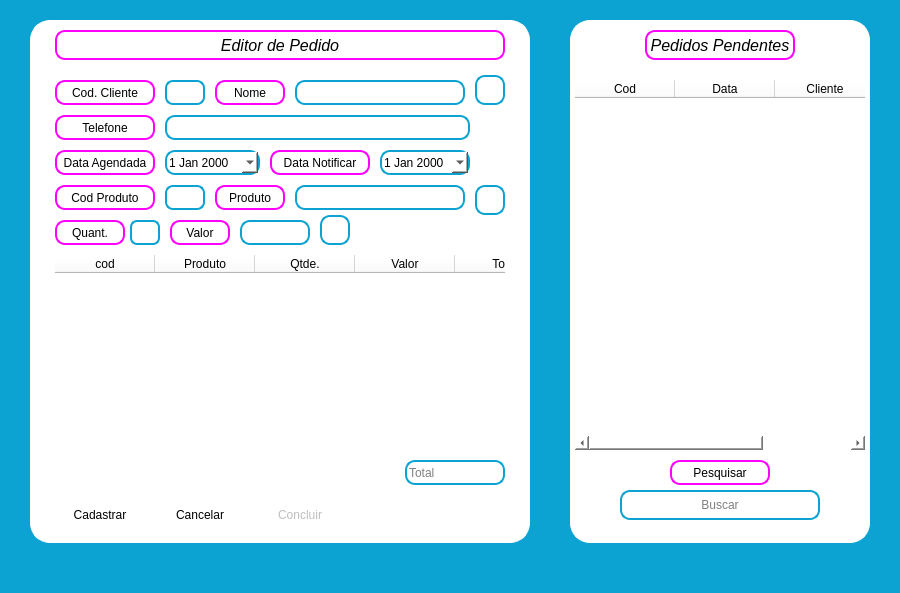
Above: Views/pedidos.ui from joaovilker/PDV before the change. Below: the same form after it.
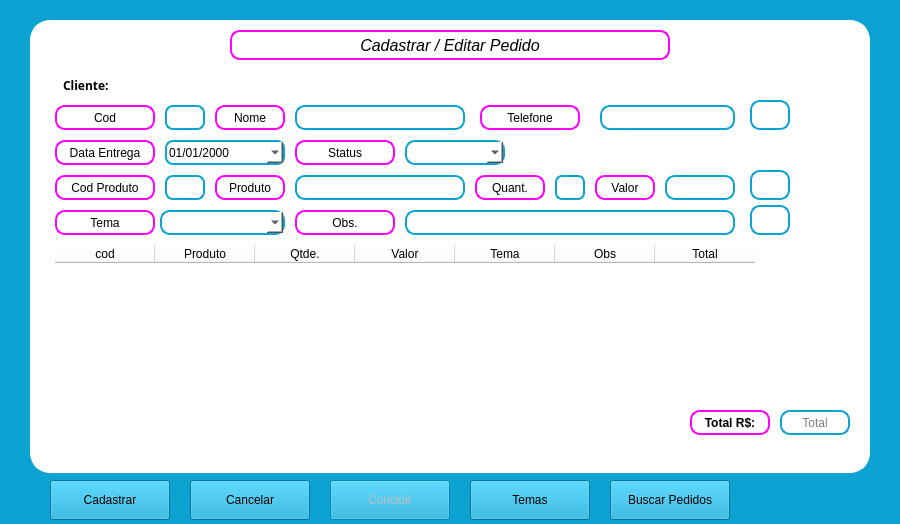
That is the form after the change. Icons and pictures are not drawn.

Commit message: Secao Pedidos

```diff
--- a/Views/pedidos.ui
+++ b/Views/pedidos.ui
@@ -7,7 +7,7 @@
     <x>0</x>
     <y>0</y>
     <width>900</width>
-    <height>593</height>
+    <height>524</height>
    </rect>
   </property>
   <property name="font">
@@ -33,7 +33,7 @@
      <x>0</x>
      <y>0</y>
      <width>900</width>
-     <height>593</height>
+     <height>524</height>
     </rect>
    </property>
    <property name="styleSheet">
@@ -50,8 +50,8 @@
      <rect>
       <x>30</x>
       <y>20</y>
-      <width>500</width>
-      <height>523</height>
+      <width>840</width>
+      <height>453</height>
      </rect>
     </property>
     <property name="styleSheet">
@@ -69,9 +69,9 @@
     <widget class="QLabel" name="lb_agendar_pedido">
      <property name="geometry">
       <rect>
-       <x>25</x>
+       <x>200</x>
        <y>10</y>
-       <width>450</width>
+       <width>440</width>
        <height>30</height>
       </rect>
      </property>
@@ -93,7 +93,7 @@
 color: #000</string>
      </property>
      <property name="text">
-      <string>Editor de Pedido</string>
+      <string>Cadastrar / Editar Pedido</string>
      </property>
      <property name="alignment">
       <set>Qt::AlignCenter</set>
@@ -103,7 +103,7 @@
      <property name="geometry">
       <rect>
        <x>25</x>
-       <y>60</y>
+       <y>85</y>
        <width>100</width>
        <height>25</height>
       </rect>
@@ -121,7 +121,7 @@
 color: #000</string>
      </property>
      <property name="text">
-      <string>Cod. Cliente</string>
+      <string>Cod</string>
      </property>
      <property name="alignment">
       <set>Qt::AlignCenter</set>
@@ -131,7 +131,7 @@
      <property name="geometry">
       <rect>
        <x>135</x>
-       <y>60</y>
+       <y>85</y>
        <width>40</width>
        <height>25</height>
       </rect>
@@ -152,9 +152,9 @@
     <widget class="QPushButton" name="bt_pedido_localizar_cliente">
      <property name="geometry">
       <rect>
-       <x>445</x>
-       <y>55</y>
-       <width>30</width>
+       <x>720</x>
+       <y>80</y>
+       <width>40</width>
        <height>30</height>
       </rect>
      </property>
@@ -178,8 +178,8 @@
     <widget class="QLabel" name="lb_telefone_pedido">
      <property name="geometry">
       <rect>
-       <x>25</x>
-       <y>95</y>
+       <x>450</x>
+       <y>85</y>
        <width>100</width>
        <height>25</height>
       </rect>
@@ -206,9 +206,9 @@
     <widget class="QLineEdit" name="tx_pedido_telefone">
      <property name="geometry">
       <rect>
-       <x>135</x>
-       <y>95</y>
-       <width>305</width>
+       <x>570</x>
+       <y>85</y>
+       <width>135</width>
        <height>25</height>
       </rect>
      </property>
@@ -232,7 +232,7 @@
      <property name="geometry">
       <rect>
        <x>25</x>
-       <y>165</y>
+       <y>155</y>
        <width>100</width>
        <height>25</height>
       </rect>
@@ -257,11 +257,14 @@
      </property>
     </widget>
     <widget class="QPushButton" name="bt_pedido_add_produto">
+     <property name="enabled">
+      <bool>false</bool>
+     </property>
      <property name="geometry">
       <rect>
-       <x>290</x>
-       <y>195</y>
-       <width>30</width>
+       <x>720</x>
+       <y>185</y>
+       <width>40</width>
        <height>30</height>
       </rect>
      </property>
@@ -285,8 +288,8 @@
     <widget class="QLabel" name="lb_produto_quantidade">
      <property name="geometry">
       <rect>
-       <x>25</x>
-       <y>200</y>
+       <x>445</x>
+       <y>155</y>
        <width>70</width>
        <height>25</height>
       </rect>
@@ -316,8 +319,8 @@
      </property>
      <property name="geometry">
       <rect>
-       <x>100</x>
-       <y>200</y>
+       <x>525</x>
+       <y>155</y>
        <width>30</width>
        <height>25</height>
       </rect>
@@ -335,67 +338,11 @@
 color: #000</string>
      </property>
     </widget>
-    <widget class="QLabel" name="lb_produto_quantidade_2">
-     <property name="geometry">
-      <rect>
-       <x>25</x>
-       <y>130</y>
-       <width>100</width>
-       <height>25</height>
-      </rect>
-     </property>
-     <property name="font">
-      <font>
-       <family>Arial</family>
-      </font>
-     </property>
-     <property name="styleSheet">
-      <string notr="true">color: #FFF;
-border: 2px solid #ff00ff;
-border-radius:10px;
-background: #FFF;
-color: #000</string>
-     </property>
-     <property name="text">
-      <string>Data Agendada</string>
-     </property>
-     <property name="alignment">
-      <set>Qt::AlignCenter</set>
-     </property>
-    </widget>
-    <widget class="QDateEdit" name="tx_data_pedido">
-     <property name="geometry">
-      <rect>
-       <x>135</x>
-       <y>130</y>
-       <width>95</width>
-       <height>25</height>
-      </rect>
-     </property>
-     <property name="font">
-      <font>
-       <family>Segoe UI</family>
-      </font>
-     </property>
-     <property name="focusPolicy">
-      <enum>Qt::NoFocus</enum>
-     </property>
-     <property name="styleSheet">
-      <string notr="true">color: #FFF;
-border: 2px solid #0CA3D2;
-border-radius:10px;
-background: #FFF;
-color: #000</string>
-     </property>
-     <property name="calendarPopup">
-      <bool>true</bool>
-     </property>
-    </widget>
     <widget class="QLabel" name="lb_produto_quantidade_3">
      <property name="geometry">
       <rect>
-       <x>140</x>
-       <y>200</y>
+       <x>565</x>
+       <y>155</y>
        <width>60</width>
        <height>25</height>
       </rect>
@@ -422,8 +369,8 @@
     <widget class="QLineEdit" name="tx_pedido_valor_produto">
      <property name="geometry">
       <rect>
-       <x>210</x>
-       <y>200</y>
+       <x>635</x>
+       <y>155</y>
        <width>70</width>
        <height>25</height>
       </rect>
@@ -445,11 +392,17 @@
      <property name="geometry">
       <rect>
        <x>25</x>
-       <y>235</y>
-       <width>450</width>
-       <height>200</height>
+       <y>225</y>
+       <width>790</width>
+       <height>150</height>
       </rect>
      </property>
+     <property name="font">
+      <font>
+       <family>Segoe UI</family>
+       <pointsize>8</pointsize>
+      </font>
+     </property>
      <property name="styleSheet">
       <string notr="true">background: #FFF; border: none; border-radius: 0</string>
      </property>
@@ -494,130 +447,27 @@
        <string>Valor</string>
       </property>
      </column>
+     <column>
+      <property name="text">
+       <string>Tema</string>
+      </property>
+     </column>
+     <column>
+      <property name="text">
+       <string>Obs</string>
+      </property>
+     </column>
      <column>
       <property name="text">
        <string>Total</string>
       </property>
      </column>
     </widget>
-    <widget class="QPushButton" name="bt_cadastrar_pedido">
-     <property name="geometry">
-      <rect>
-       <x>25</x>
-       <y>480</y>
-       <width>90</width>
-       <height>30</height>
-      </rect>
-     </property>
-     <property name="font">
-      <font>
-       <family>Segoe UI</family>
-      </font>
-     </property>
-     <property name="text">
-      <string>Cadastrar</string>
-     </property>
-    </widget>
-    <widget class="QPushButton" name="bt_cancelar_pedido">
-     <property name="geometry">
-      <rect>
-       <x>125</x>
-       <y>480</y>
-       <width>90</width>
-       <height>30</height>
-      </rect>
-     </property>
-     <property name="font">
-      <font>
-       <family>Segoe UI</family>
-      </font>
-     </property>
-     <property name="text">
-      <string>Cancelar</string>
-     </property>
-    </widget>
-    <widget class="QLabel" name="lb_produto_quantidade_4">
-     <property name="geometry">
-      <rect>
-       <x>240</x>
-       <y>130</y>
-       <width>100</width>
-       <height>25</height>
-      </rect>
-     </property>
-     <property name="font">
-      <font>
-       <family>Arial</family>
-      </font>
-     </property>
-     <property name="styleSheet">
-      <string notr="true">color: #FFF;
-border: 2px solid #ff00ff;
-border-radius:10px;
-background: #FFF;
-color: #000</string>
-     </property>
-     <property name="text">
-      <string>Data Notificar</string>
-     </property>
-     <property name="alignment">
-      <set>Qt::AlignCenter</set>
-     </property>
-    </widget>
-    <widget class="QDateEdit" name="tx_data_notificacao">
-     <property name="geometry">
-      <rect>
-       <x>350</x>
-       <y>130</y>
-       <width>90</width>
-       <height>25</height>
-      </rect>
-     </property>
-     <property name="font">
-      <font>
-       <family>Segoe UI</family>
-      </font>
-     </property>
-     <property name="focusPolicy">
-      <enum>Qt::NoFocus</enum>
-     </property>
-     <property name="styleSheet">
-      <string notr="true">color: #FFF;
-border: 2px solid #0CA3D2;
-border-radius:10px;
-background: #FFF;
-color: #000</string>
-     </property>
-     <property name="calendarPopup">
-      <bool>true</bool>
-     </property>
-    </widget>
-    <widget class="QPushButton" name="bt_concluir_pedido">
-     <property name="enabled">
-      <bool>false</bool>
-     </property>
-     <property name="geometry">
-      <rect>
-       <x>225</x>
-       <y>480</y>
-       <width>90</width>
-       <height>30</height>
-      </rect>
-     </property>
-     <property name="font">
-      <font>
-       <family>Segoe UI</family>
-      </font>
-     </property>
-     <property name="text">
-      <string>Concluir</string>
-     </property>
-    </widget>
     <widget class="QLabel" name="lb_cliente_pedido_2">
      <property name="geometry">
       <rect>
        <x>185</x>
-       <y>60</y>
+       <y>85</y>
        <width>70</width>
        <height>25</height>
       </rect>
@@ -645,7 +495,7 @@
      <property name="geometry">
       <rect>
        <x>265</x>
-       <y>60</y>
+       <y>85</y>
        <width>170</width>
        <height>25</height>
       </rect>
@@ -673,7 +523,7 @@
      <property name="geometry">
       <rect>
        <x>135</x>
-       <y>165</y>
+       <y>155</y>
        <width>40</width>
        <height>25</height>
       </rect>
@@ -698,7 +548,7 @@
      <property name="geometry">
       <rect>
        <x>185</x>
-       <y>165</y>
+       <y>155</y>
        <width>70</width>
        <height>25</height>
       </rect>
@@ -728,9 +578,9 @@
      </property>
      <property name="geometry">
       <rect>
-       <x>445</x>
-       <y>165</y>
-       <width>30</width>
+       <x>720</x>
+       <y>150</y>
+       <width>40</width>
        <height>30</height>
       </rect>
      </property>
@@ -755,7 +605,7 @@
      <property name="geometry">
       <rect>
        <x>265</x>
-       <y>165</y>
+       <y>155</y>
        <width>170</width>
        <height>25</height>
       </rect>
@@ -779,15 +629,17 @@
     <widget class="QLineEdit" name="tx_total_pedido">
      <property name="geometry">
       <rect>
-       <x>375</x>
-       <y>440</y>
-       <width>100</width>
+       <x>750</x>
+       <y>390</y>
+       <width>70</width>
        <height>25</height>
       </rect>
      </property>
      <property name="font">
       <font>
        <family>Segoe UI</family>
+       <weight>50</weight>
+       <bold>false</bold>
       </font>
      </property>
      <property name="styleSheet">
@@ -797,6 +649,12 @@
 background: #FFF;
 color: #000</string>
      </property>
+     <property name="text">
+      <string/>
+     </property>
+     <property name="alignment">
+      <set>Qt::AlignCenter</set>
+     </property>
      <property name="readOnly">
       <bool>true</bool>
      </property>
@@ -804,44 +662,20 @@
       <string>Total</string>
      </property>
     </widget>
-   </widget>
-   <widget class="QFrame" name="ct_frame_pedidos_pendente">
-    <property name="geometry">
-     <rect>
-      <x>570</x>
-      <y>20</y>
-      <width>300</width>
-      <height>523</height>
-     </rect>
-    </property>
-    <property name="styleSheet">
-     <string notr="true">background: #FFF;
-border: 2px solid #fff;
-border-radius: 20px;</string>
-    </property>
-    <property name="frameShape">
-     <enum>QFrame::StyledPanel</enum>
-    </property>
-    <property name="frameShadow">
-     <enum>QFrame::Raised</enum>
-    </property>
-    <widget class="QLabel" name="lb_pedidos_agendados">
+    <widget class="QLabel" name="lb_produto_quantidade_5">
      <property name="geometry">
       <rect>
-       <x>75</x>
-       <y>10</y>
-       <width>150</width>
-       <height>30</height>
+       <x>660</x>
+       <y>390</y>
+       <width>80</width>
+       <height>25</height>
       </rect>
      </property>
      <property name="font">
       <font>
-       <family>Segoe UI</family>
-       <pointsize>12</pointsize>
-       <weight>50</weight>
-       <italic>true</italic>
-       <bold>false</bold>
-       <underline>false</underline>
+       <family>Arial</family>
+       <weight>75</weight>
+       <bold>true</bold>
       </font>
      </property>
      <property name="styleSheet">
@@ -852,58 +686,126 @@
 color: #000</string>
      </property>
      <property name="text">
-      <string>Pedidos Pendentes</string>
+      <string>Total R$:</string>
      </property>
      <property name="alignment">
       <set>Qt::AlignCenter</set>
      </property>
     </widget>
-    <widget class="QTableWidget" name="tabela_pedidos">
+    <widget class="QLabel" name="lb_dados">
      <property name="geometry">
       <rect>
-       <x>5</x>
-       <y>60</y>
-       <width>290</width>
-       <height>370</height>
+       <x>25</x>
+       <y>55</y>
+       <width>80</width>
+       <height>20</height>
       </rect>
      </property>
      <property name="font">
       <font>
-       <family>Segoe UI</family>
+       <family>Segoe Print</family>
+       <weight>75</weight>
+       <bold>true</bold>
       </font>
      </property>
+     <property name="text">
+      <string>Cliente:</string>
+     </property>
+    </widget>
+    <widget class="QLabel" name="lb_produto_pedido_2">
+     <property name="geometry">
+      <rect>
+       <x>25</x>
+       <y>190</y>
+       <width>100</width>
+       <height>25</height>
+      </rect>
+     </property>
+     <property name="font">
+      <font>
+       <family>Arial</family>
+      </font>
+     </property>
      <property name="styleSheet">
-      <string notr="true">background: #FFF; border: none; border-radius: 0</string>
+      <string notr="true">color: #FFF;
+border: 2px solid #ff00ff;
+border-radius:10px;
+background: #FFF;
+color: #000</string>
      </property>
-     <property name="editTriggers">
-      <set>QAbstractItemView::NoEditTriggers</set>
+     <property name="text">
+      <string>Tema</string>
      </property>
-     <attribute name="verticalHeaderVisible">
+     <property name="alignment">
+      <set>Qt::AlignCenter</set>
+     </property>
+    </widget>
+    <widget class="QLabel" name="lb_produto_pedido_3">
+     <property name="geometry">
+      <rect>
+       <x>265</x>
+       <y>190</y>
+       <width>100</width>
+       <height>25</height>
+      </rect>
+     </property>
+     <property name="font">
+      <font>
+       <family>Arial</family>
+      </font>
+     </property>
+     <property name="styleSheet">
+      <string notr="true">color: #FFF;
+border: 2px solid #ff00ff;
+border-radius:10px;
+background: #FFF;
+color: #000</string>
+     </property>
+     <property name="text">
+      <string>Obs.</string>
+     </property>
+     <property name="alignment">
+      <set>Qt::AlignCenter</set>
+     </property>
+    </widget>
+    <widget class="QLineEdit" name="tx_obs">
+     <property name="geometry">
+      <rect>
+       <x>375</x>
+       <y>190</y>
+       <width>330</width>
+       <height>25</height>
+      </rect>
+     </property>
+     <property name="font">
+      <font>
+       <family>Segoe UI</family>
+      </font>
+     </property>
+     <property name="focusPolicy">
+      <enum>Qt::NoFocus</enum>
+     </property>
+     <property name="styleSheet">
+      <string notr="true">color: #FFF;
+border: 2px solid #0CA3D2;
+border-radius:10px;
+background: #FFF;
+color: #000</string>
+     </property>
+     <property name="frame">
       <bool>false</bool>
-     </attribute>
-     <column>
-      <property name="text">
-       <string>Cod</string>
-      </property>
-     </column>
-     <column>
-      <property name="text">
-       <string>Data</string>
-      </property>
-     </column>
-     <column>
-      <property name="text">
-       <string>Cliente</string>
-      </property>
-     </column>
+     </property>
+     <property name="readOnly">
+      <bool>true</bool>
+     </property>
     </widget>
-    <widget class="QLineEdit" name="tx_buscar_pedidos">
+    <widget class="QComboBox" name="tx_tema">
      <property name="geometry">
       <rect>
-       <x>50</x>
-       <y>470</y>
-       <width>200</width>
-       <height>30</height>
+       <x>130</x>
+       <y>190</y>
+       <width>125</width>
+       <height>25</height>
       </rect>
      </property>
      <property name="styleSheet">
@@ -913,18 +815,72 @@
 background: #FFF;
 color: #000</string>
      </property>
+     <property name="editable">
+      <bool>true</bool>
+     </property>
+     <property name="frame">
+      <bool>false</bool>
+     </property>
+    </widget>
+    <widget class="QLabel" name="lb_cliente_pedido_4">
+     <property name="geometry">
+      <rect>
+       <x>25</x>
+       <y>120</y>
+       <width>100</width>
+       <height>25</height>
+      </rect>
+     </property>
+     <property name="font">
+      <font>
+       <family>Arial</family>
+      </font>
+     </property>
+     <property name="styleSheet">
+      <string notr="true">color: #FFF;
+border: 2px solid #ff00ff;
+border-radius:10px;
+background: #FFF;
+color: #000</string>
+     </property>
+     <property name="text">
+      <string>Data Entrega</string>
+     </property>
      <property name="alignment">
       <set>Qt::AlignCenter</set>
      </property>
-     <property name="placeholderText">
-      <string>Buscar</string>
+    </widget>
+    <widget class="QDateEdit" name="tx_data_entrega">
+     <property name="geometry">
+      <rect>
+       <x>135</x>
+       <y>120</y>
+       <width>120</width>
+       <height>25</height>
+      </rect>
      </property>
+     <property name="styleSheet">
+      <string notr="true">color: #FFF;
+border: 2px solid #0CA3D2;
+border-radius:8px;
+background: #FFF;
+color: #000</string>
+     </property>
+     <property name="frame">
+      <bool>false</bool>
+     </property>
+     <property name="displayFormat">
+      <string notr="true">dd/MM/yyyy</string>
+     </property>
+     <property name="calendarPopup">
+      <bool>true</bool>
+     </property>
     </widget>
-    <widget class="QLabel" name="label_buscar_tarefa">
+    <widget class="QLabel" name="lb_cliente_pedido_5">
      <property name="geometry">
       <rect>
-       <x>100</x>
-       <y>440</y>
+       <x>265</x>
+       <y>120</y>
        <width>100</width>
        <height>25</height>
       </rect>
@@ -938,20 +894,126 @@
       <string notr="true">color: #FFF;
 border: 2px solid #ff00ff;
 border-radius:10px;
-background: #FFF url('/Files/Python/AeR/Images/buscar.png') no-repeat  right ;
-color: #000;
-</string>
+background: #FFF;
+color: #000</string>
      </property>
      <property name="text">
-      <string>Pesquisar</string>
+      <string>Status</string>
      </property>
-     <property name="textFormat">
-      <enum>Qt::AutoText</enum>
-     </property>
      <property name="alignment">
       <set>Qt::AlignCenter</set>
      </property>
     </widget>
+    <widget class="QComboBox" name="combo_status_pedido">
+     <property name="geometry">
+      <rect>
+       <x>375</x>
+       <y>120</y>
+       <width>100</width>
+       <height>25</height>
+      </rect>
+     </property>
+     <property name="styleSheet">
+      <string notr="true">color: #FFF;
+border: 2px solid #0CA3D2;
+border-radius:10px;
+background: #FFF;
+color: #000</string>
+     </property>
+    </widget>
+   </widget>
+   <widget class="QPushButton" name="bt_cadastrar_pedido_2">
+    <property name="geometry">
+     <rect>
+      <x>610</x>
+      <y>480</y>
+      <width>120</width>
+      <height>40</height>
+     </rect>
+    </property>
+    <property name="font">
+     <font>
+      <family>Segoe UI</family>
+     </font>
+    </property>
+    <property name="text">
+     <string>Buscar Pedidos</string>
+    </property>
+   </widget>
+   <widget class="QPushButton" name="bt_cadastrar_pedido_3">
+    <property name="geometry">
+     <rect>
+      <x>470</x>
+      <y>480</y>
+      <width>120</width>
+      <height>40</height>
+     </rect>
+    </property>
+    <property name="font">
+     <font>
+      <family>Segoe UI</family>
+     </font>
+    </property>
+    <property name="text">
+     <string>Temas</string>
+    </property>
+   </widget>
+   <widget class="QPushButton" name="bt_cadastrar_pedido">
+    <property name="geometry">
+     <rect>
+      <x>50</x>
+      <y>480</y>
+      <width>120</width>
+      <height>40</height>
+     </rect>
+    </property>
+    <property name="font">
+     <font>
+      <family>Segoe UI</family>
+     </font>
+    </property>
+    <property name="text">
+     <string>Cadastrar</string>
+    </property>
+   </widget>
+   <widget class="QPushButton" name="bt_cancelar_pedido">
+    <property name="geometry">
+     <rect>
+      <x>190</x>
+      <y>480</y>
+      <width>120</width>
+      <height>40</height>
+     </rect>
+    </property>
+    <property name="font">
+     <font>
+      <family>Segoe UI</family>
+     </font>
+    </property>
+    <property name="text">
+     <string>Cancelar</string>
+    </property>
+   </widget>
+   <widget class="QPushButton" name="bt_concluir_pedido">
+    <property name="enabled">
+     <bool>false</bool>
+    </property>
+    <property name="geometry">
+     <rect>
+      <x>330</x>
+      <y>480</y>
+      <width>120</width>
+      <height>40</height>
+     </rect>
+    </property>
+    <property name="font">
+     <font>
+      <family>Segoe UI</family>
+     </font>
+    </property>
+    <property name="text">
+     <string>Concluir</string>
+    </property>
    </widget>
   </widget>
  </widget>
```
The commit also changes 12 other files.
